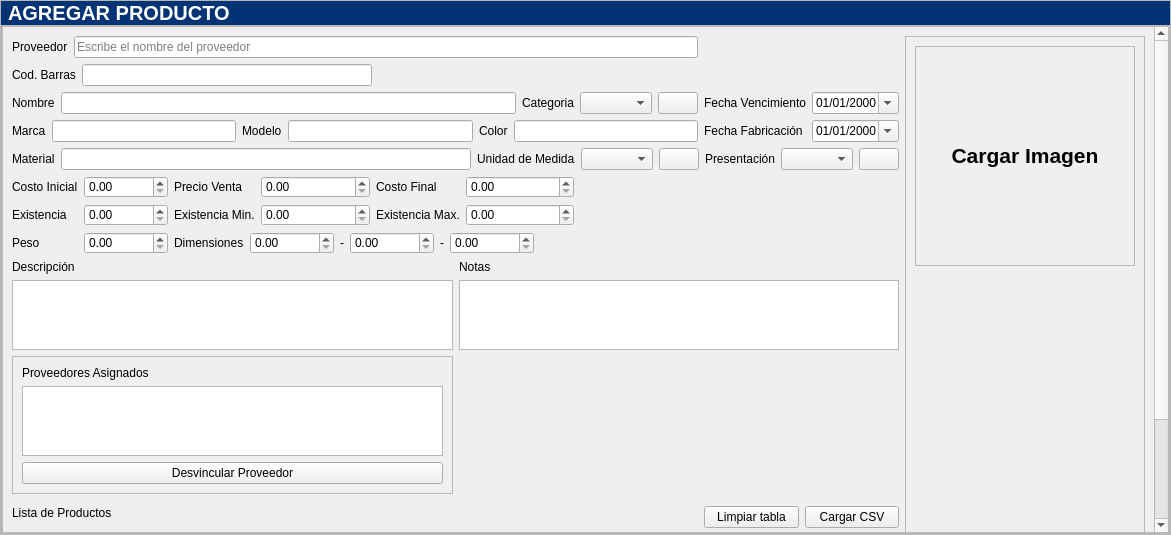
Old version of the form app/View/UserInterfaceUi/UI_AGREGARPRODUCTO.ui in the repository LAngelVp/software-punto-de-venta.
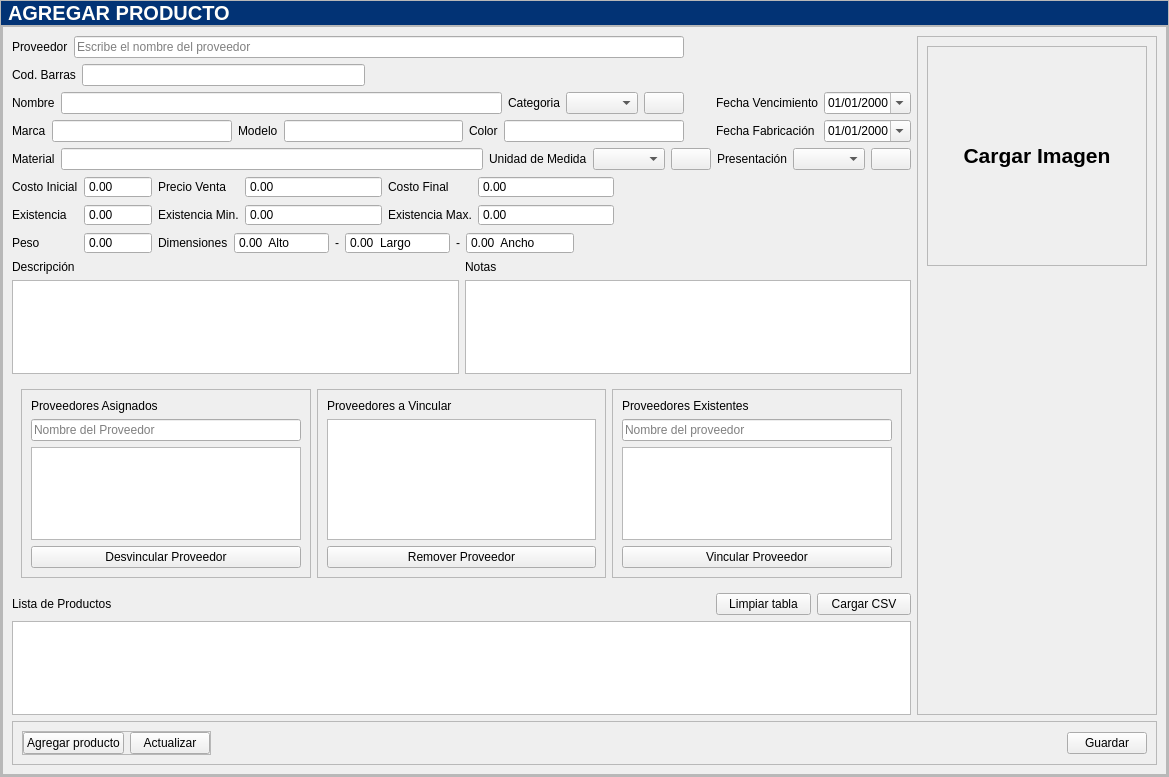
New version of the form. Icons and pictures are not drawn.

```diff
--- a/app/View/UserInterfaceUi/UI_AGREGARPRODUCTO.ui
+++ b/app/View/UserInterfaceUi/UI_AGREGARPRODUCTO.ui
@@ -6,8 +6,8 @@
    <rect>
     <x>0</x>
     <y>0</y>
-    <width>1171</width>
-    <height>535</height>
+    <width>1169</width>
+    <height>777</height>
    </rect>
   </property>
   <property name="windowTitle">
@@ -185,9 +185,6 @@
     background-color: #023375;
     color: white;
 }
-#contenedor_proveedores_vinculados{
-max-width: 500px;
-}
 </string>
   </property>
   <layout class="QGridLayout" name="gridLayout">
@@ -271,11 +268,11 @@
              <rect>
               <x>0</x>
               <y>0</y>
-              <width>1151</width>
-              <height>668</height>
+              <width>1163</width>
+              <height>747</height>
              </rect>
             </property>
-            <layout class="QGridLayout" name="gridLayout_9">
+            <layout class="QGridLayout" name="gridLayout_11">
              <item row="0" column="0">
               <layout class="QHBoxLayout" name="horizontalLayout_8">
                <item>
@@ -290,11 +287,14 @@
                  <property name="placeholderText">
                   <string>Escribe el nombre del proveedor</string>
                  </property>
+                 <property name="clearButtonEnabled">
+                  <bool>true</bool>
+                 </property>
                 </widget>
                </item>
               </layout>
              </item>
-             <item row="0" column="2" rowspan="11">
+             <item row="0" column="3" rowspan="10">
               <widget class="QFrame" name="contenedor_formulario_derecha">
                <property name="frameShape">
                 <enum>QFrame::StyledPanel</enum>
@@ -429,7 +429,7 @@
                </item>
               </layout>
              </item>
-             <item row="2" column="1" rowspan="2">
+             <item row="2" column="2" rowspan="2">
               <layout class="QGridLayout" name="gridLayout_4">
                <item row="0" column="0">
                 <widget class="QLabel" name="etiqueta_fechaVencimiento">
@@ -513,7 +513,7 @@
                </item>
               </layout>
              </item>
-             <item row="4" column="0" colspan="2">
+             <item row="4" column="0" colspan="3">
               <layout class="QHBoxLayout" name="horizontalLayout_10">
                <item>
                 <widget class="QLabel" name="etiqueta_material">
@@ -587,13 +587,16 @@
                </item>
               </layout>
              </item>
-             <item row="5" column="0" colspan="2">
+             <item row="5" column="0" colspan="3">
               <layout class="QGridLayout" name="gridLayout_5" columnstretch="0,0,0,0,0,0,0">
                <property name="sizeConstraint">
                 <enum>QLayout::SetMinimumSize</enum>
                </property>
                <item row="1" column="1">
                 <widget class="QDoubleSpinBox" name="decimal_existenciaProducto">
+                 <property name="buttonSymbols">
+                  <enum>QAbstractSpinBox::NoButtons</enum>
+                 </property>
                  <property name="maximum">
                   <double>10000000000.000000000000000</double>
                  </property>
@@ -601,6 +604,9 @@
                </item>
                <item row="1" column="3">
                 <widget class="QDoubleSpinBox" name="decimal_existenciaMinProducto">
+                 <property name="buttonSymbols">
+                  <enum>QAbstractSpinBox::NoButtons</enum>
+                 </property>
                  <property name="maximum">
                   <double>10000000000.000000000000000</double>
                  </property>
@@ -624,6 +630,15 @@
                  </item>
                  <item>
                   <widget class="QDoubleSpinBox" name="decimal_largoDimensiones">
+                   <property name="buttonSymbols">
+                    <enum>QAbstractSpinBox::NoButtons</enum>
+                   </property>
+                   <property name="prefix">
+                    <string/>
+                   </property>
+                   <property name="suffix">
+                    <string>  Alto</string>
+                   </property>
                    <property name="maximum">
                     <double>10000000000.000000000000000</double>
                    </property>
@@ -638,6 +653,12 @@
                  </item>
                  <item>
                   <widget class="QDoubleSpinBox" name="decimal_altoDimensiones">
+                   <property name="buttonSymbols">
+                    <enum>QAbstractSpinBox::NoButtons</enum>
+                   </property>
+                   <property name="suffix">
+                    <string>  Largo</string>
+                   </property>
                    <property name="maximum">
                     <double>10000000000.000000000000000</double>
                    </property>
@@ -652,6 +673,12 @@
                  </item>
                  <item>
                   <widget class="QDoubleSpinBox" name="decimal_anchoDimensiones">
+                   <property name="buttonSymbols">
+                    <enum>QAbstractSpinBox::NoButtons</enum>
+                   </property>
+                   <property name="suffix">
+                    <string>  Ancho</string>
+                   </property>
                    <property name="maximum">
                     <double>10000000000.000000000000000</double>
                    </property>
@@ -687,6 +714,9 @@
                </item>
                <item row="0" column="3">
                 <widget class="QDoubleSpinBox" name="decimal_precioVentaProducto">
+                 <property name="buttonSymbols">
+                  <enum>QAbstractSpinBox::NoButtons</enum>
+                 </property>
                  <property name="maximum">
                   <double>10000000000.000000000000000</double>
                  </property>
@@ -701,6 +731,9 @@
                </item>
                <item row="1" column="5">
                 <widget class="QDoubleSpinBox" name="decimal_existenciaMaxProducto">
+                 <property name="buttonSymbols">
+                  <enum>QAbstractSpinBox::NoButtons</enum>
+                 </property>
                  <property name="maximum">
                   <double>10000000000.000000000000000</double>
                  </property>
@@ -727,6 +760,9 @@
                    <verstretch>0</verstretch>
                   </sizepolicy>
                  </property>
+                 <property name="buttonSymbols">
+                  <enum>QAbstractSpinBox::NoButtons</enum>
+                 </property>
                  <property name="maximum">
                   <double>10000000000.000000000000000</double>
                  </property>
@@ -767,6 +803,9 @@
                </item>
                <item row="0" column="5">
                 <widget class="QDoubleSpinBox" name="decimal_costoFinalProducto">
+                 <property name="buttonSymbols">
+                  <enum>QAbstractSpinBox::NoButtons</enum>
+                 </property>
                  <property name="maximum">
                   <double>10000000000.000000000000000</double>
                  </property>
@@ -774,6 +813,9 @@
                </item>
                <item row="2" column="1">
                 <widget class="QDoubleSpinBox" name="decimal_pesoProducto">
+                 <property name="buttonSymbols">
+                  <enum>QAbstractSpinBox::NoButtons</enum>
+                 </property>
                  <property name="maximum">
                   <double>10000000000.000000000000000</double>
                  </property>
@@ -794,8 +836,8 @@
                </item>
               </layout>
              </item>
-             <item row="6" column="0" colspan="2">
-              <layout class="QGridLayout" name="gridLayout_6">
+             <item row="6" column="0" colspan="3">
+              <layout class="QGridLayout" name="gridLayout_9">
                <item row="0" column="0">
                 <widget class="QLabel" name="etiqueta_descripcionProducto">
                  <property name="text">
@@ -803,25 +845,6 @@
                  </property>
                 </widget>
                </item>
-               <item row="1" column="0">
-                <widget class="QPlainTextEdit" name="txtlargo_descripcionProducto"/>
-               </item>
-               <item row="3" column="1">
-                <spacer name="verticalSpacer">
-                 <property name="orientation">
-                  <enum>Qt::Vertical</enum>
-                 </property>
-                 <property name="sizeHint" stdset="0">
-                  <size>
-                   <width>20</width>
-                   <height>40</height>
-                  </size>
-                 </property>
-                </spacer>
-               </item>
-               <item row="1" column="1">
-                <widget class="QPlainTextEdit" name="txtlargo_notasProducto"/>
-               </item>
                <item row="0" column="1">
                 <widget class="QLabel" name="etiqueta_notasProducto">
                  <property name="text">
@@ -829,37 +852,136 @@
                  </property>
                 </widget>
                </item>
-               <item row="2" column="0">
-                <widget class="QFrame" name="contenedor_proveedores_vinculados">
-                 <property name="frameShape">
-                  <enum>QFrame::StyledPanel</enum>
-                 </property>
-                 <property name="frameShadow">
-                  <enum>QFrame::Raised</enum>
-                 </property>
-                 <layout class="QGridLayout" name="gridLayout_8">
-                  <item row="1" column="0">
-                   <widget class="QLabel" name="etiqueta_proveedores_vinculados">
-                    <property name="text">
-                     <string>Proveedores Asignados</string>
-                    </property>
-                   </widget>
-                  </item>
-                  <item row="3" column="0">
-                   <widget class="QPushButton" name="btn_btn_desvincular_proveedores">
-                    <property name="text">
-                     <string>Desvincular Proveedor</string>
-                    </property>
-                   </widget>
-                  </item>
-                  <item row="2" column="0">
-                   <widget class="QListWidget" name="lista_proveedores_vinculados"/>
-                  </item>
-                 </layout>
-                </widget>
+               <item row="1" column="0">
+                <widget class="QPlainTextEdit" name="txtlargo_descripcionProducto"/>
+               </item>
+               <item row="1" column="1">
+                <widget class="QPlainTextEdit" name="txtlargo_notasProducto"/>
                </item>
               </layout>
              </item>
+             <item row="7" column="0" colspan="3">
+              <widget class="QWidget" name="widget" native="true">
+               <layout class="QHBoxLayout" name="horizontalLayout_12">
+                <item>
+                 <widget class="QFrame" name="contenedor_proveedores_vinculados">
+                  <property name="frameShape">
+                   <enum>QFrame::StyledPanel</enum>
+                  </property>
+                  <property name="frameShadow">
+                   <enum>QFrame::Raised</enum>
+                  </property>
+                  <layout class="QGridLayout" name="gridLayout_8">
+                   <item row="4" column="0">
+                    <widget class="QPushButton" name="btn_btn_desvincular_proveedores">
+                     <property name="cursor">
+                      <cursorShape>PointingHandCursor</cursorShape>
+                     </property>
+                     <property name="text">
+                      <string>Desvincular Proveedor</string>
+                     </property>
+                    </widget>
+                   </item>
+                   <item row="1" column="0">
+                    <widget class="QLabel" name="etiqueta_proveedores_vinculados">
+                     <property name="text">
+                      <string>Proveedores Asignados</string>
+                     </property>
+                    </widget>
+                   </item>
+                   <item row="3" column="0">
+                    <widget class="QListWidget" name="lista_proveedores_vinculados"/>
+                   </item>
+                   <item row="2" column="0">
+                    <widget class="QLineEdit" name="txt_buscar_proveedor_vinculado">
+                     <property name="placeholderText">
+                      <string>Nombre del Proveedor</string>
+                     </property>
+                     <property name="clearButtonEnabled">
+                      <bool>true</bool>
+                     </property>
+                    </widget>
+                   </item>
+                  </layout>
+                 </widget>
+                </item>
+                <item>
+                 <widget class="QFrame" name="contenedor_proveedores_a_vincular">
+                  <property name="frameShape">
+                   <enum>QFrame::StyledPanel</enum>
+                  </property>
+                  <property name="frameShadow">
+                   <enum>QFrame::Raised</enum>
+                  </property>
+                  <layout class="QGridLayout" name="gridLayout_6">
+                   <item row="0" column="0">
+                    <widget class="QLabel" name="etiqueta_proveedores_a_vincular">
+                     <property name="text">
+                      <string>Proveedores a Vincular</string>
+                     </property>
+                    </widget>
+                   </item>
+                   <item row="1" column="0">
+                    <widget class="QListWidget" name="lista_proveedores_a_vincular"/>
+                   </item>
+                   <item row="2" column="0">
+                    <widget class="QPushButton" name="btn_btn_eliminar_proveedor_a_vincular">
+                     <property name="cursor">
+                      <cursorShape>PointingHandCursor</cursorShape>
+                     </property>
+                     <property name="text">
+                      <string>Remover Proveedor</string>
+                     </property>
+                    </widget>
+                   </item>
+                  </layout>
+                 </widget>
+                </item>
+                <item>
+                 <widget class="QFrame" name="contenedor_proveedores_existentes">
+                  <property name="frameShape">
+                   <enum>QFrame::StyledPanel</enum>
+                  </property>
+                  <property name="frameShadow">
+                   <enum>QFrame::Raised</enum>
+                  </property>
+                  <layout class="QGridLayout" name="gridLayout_10">
+                   <item row="1" column="0">
+                    <widget class="QLineEdit" name="txt_buscar_proveedor_a_vincular">
+                     <property name="placeholderText">
+                      <string>Nombre del proveedor</string>
+                     </property>
+                     <property name="clearButtonEnabled">
+                      <bool>true</bool>
+                     </property>
+                    </widget>
+                   </item>
+                   <item row="2" column="0">
+                    <widget class="QListWidget" name="lista_todos_los_proveedores"/>
+                   </item>
+                   <item row="3" column="0">
+                    <widget class="QPushButton" name="btn_btn_vincular_proveedor">
+                     <property name="cursor">
+                      <cursorShape>PointingHandCursor</cursorShape>
+                     </property>
+                     <property name="text">
+                      <string>Vincular Proveedor</string>
+                     </property>
+                    </widget>
+                   </item>
+                   <item row="0" column="0">
+                    <widget class="QLabel" name="etiqueta_proveedores_existentes">
+                     <property name="text">
+                      <string>Proveedores Existentes</string>
+                     </property>
+                    </widget>
+                   </item>
+                  </layout>
+                 </widget>
+                </item>
+               </layout>
+              </widget>
+             </item>
              <item row="8" column="0">
               <widget class="QLabel" name="etiqueta_listaProductos">
                <property name="text">
@@ -867,7 +989,20 @@
                </property>
               </widget>
              </item>
-             <item row="8" column="1" rowspan="2">
+             <item row="8" column="1">
+              <spacer name="verticalSpacer">
+               <property name="orientation">
+                <enum>Qt::Vertical</enum>
+               </property>
+               <property name="sizeHint" stdset="0">
+                <size>
+                 <width>20</width>
+                 <height>25</height>
+                </size>
+               </property>
+              </spacer>
+             </item>
+             <item row="8" column="2">
               <layout class="QHBoxLayout" name="horizontalLayout_11">
                <item>
                 <widget class="QPushButton" name="btn_btn_limpiarTablaProductos">
@@ -891,10 +1026,10 @@
                </item>
               </layout>
              </item>
-             <item row="10" column="0" colspan="2">
+             <item row="9" column="0" colspan="3">
               <widget class="QTableView" name="tabla_productos"/>
              </item>
-             <item row="12" column="0" colspan="3">
+             <item row="10" column="0" colspan="4">
               <widget class="QFrame" name="contenedor_formulario_inferior">
                <property name="frameShape">
                 <enum>QFrame::StyledPanel</enum>
```
Left out of the diff: 7 changed lines with no effect on the pictures.
